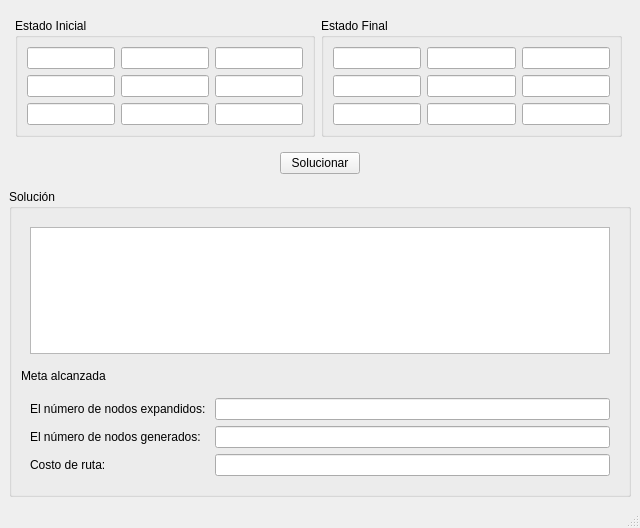
Above: code/View/app.ui from JoseVale99/8-puzzle-A-algorithm before the change. Below: the same form after it.
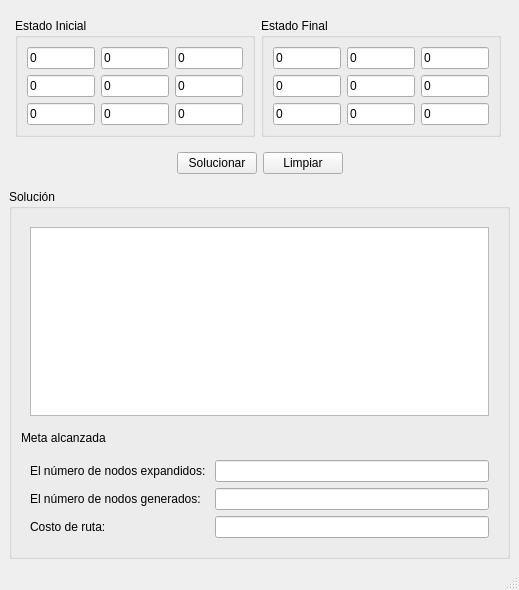
That is the form after the change.

Commit message: ✅ Adding: view app

```diff
--- a/code/View/app.ui
+++ b/code/View/app.ui
@@ -6,8 +6,8 @@
    <rect>
     <x>0</x>
     <y>0</y>
-    <width>640</width>
-    <height>528</height>
+    <width>519</width>
+    <height>590</height>
    </rect>
   </property>
   <property name="windowTitle">
@@ -61,31 +61,67 @@
             </property>
             <layout class="QGridLayout" name="gridLayout">
              <item row="2" column="1">
-              <widget class="QLineEdit" name="txt_8"/>
+              <widget class="QLineEdit" name="txt_8">
+               <property name="text">
+                <string>0</string>
+               </property>
+              </widget>
              </item>
              <item row="1" column="2">
-              <widget class="QLineEdit" name="txt_6"/>
+              <widget class="QLineEdit" name="txt_6">
+               <property name="text">
+                <string>0</string>
+               </property>
+              </widget>
              </item>
              <item row="1" column="0">
-              <widget class="QLineEdit" name="txt_4"/>
+              <widget class="QLineEdit" name="txt_4">
+               <property name="text">
+                <string>0</string>
+               </property>
+              </widget>
              </item>
              <item row="1" column="1">
-              <widget class="QLineEdit" name="txt_5"/>
+              <widget class="QLineEdit" name="txt_5">
+               <property name="text">
+                <string>0</string>
+               </property>
+              </widget>
              </item>
              <item row="2" column="2">
-              <widget class="QLineEdit" name="txt_9"/>
+              <widget class="QLineEdit" name="txt_9">
+               <property name="text">
+                <string>0</string>
+               </property>
+              </widget>
              </item>
              <item row="2" column="0">
-              <widget class="QLineEdit" name="txt_7"/>
+              <widget class="QLineEdit" name="txt_7">
+               <property name="text">
+                <string>0</string>
+               </property>
+              </widget>
              </item>
              <item row="0" column="1">
-              <widget class="QLineEdit" name="txt_2"/>
+              <widget class="QLineEdit" name="txt_2">
+               <property name="text">
+                <string>0</string>
+               </property>
+              </widget>
              </item>
              <item row="0" column="2">
-              <widget class="QLineEdit" name="txt_3"/>
+              <widget class="QLineEdit" name="txt_3">
+               <property name="text">
+                <string>0</string>
+               </property>
+              </widget>
              </item>
              <item row="0" column="0">
-              <widget class="QLineEdit" name="txt_1"/>
+              <widget class="QLineEdit" name="txt_1">
+               <property name="text">
+                <string>0</string>
+               </property>
+              </widget>
              </item>
             </layout>
            </widget>
@@ -97,31 +133,67 @@
             </property>
             <layout class="QGridLayout" name="gridLayout_2">
              <item row="0" column="1">
-              <widget class="QLineEdit" name="final_2"/>
+              <widget class="QLineEdit" name="final_2">
+               <property name="text">
+                <string>0</string>
+               </property>
+              </widget>
              </item>
              <item row="1" column="2">
-              <widget class="QLineEdit" name="final_6"/>
+              <widget class="QLineEdit" name="final_6">
+               <property name="text">
+                <string>0</string>
+               </property>
+              </widget>
              </item>
              <item row="0" column="2">
-              <widget class="QLineEdit" name="final_3"/>
+              <widget class="QLineEdit" name="final_3">
+               <property name="text">
+                <string>0</string>
+               </property>
+              </widget>
              </item>
              <item row="0" column="0">
-              <widget class="QLineEdit" name="final_1"/>
+              <widget class="QLineEdit" name="final_1">
+               <property name="text">
+                <string>0</string>
+               </property>
+              </widget>
              </item>
              <item row="1" column="1">
-              <widget class="QLineEdit" name="final_5"/>
+              <widget class="QLineEdit" name="final_5">
+               <property name="text">
+                <string>0</string>
+               </property>
+              </widget>
              </item>
              <item row="1" column="0">
-              <widget class="QLineEdit" name="final_4"/>
+              <widget class="QLineEdit" name="final_4">
+               <property name="text">
+                <string>0</string>
+               </property>
+              </widget>
              </item>
              <item row="2" column="0">
-              <widget class="QLineEdit" name="final_7"/>
+              <widget class="QLineEdit" name="final_7">
+               <property name="text">
+                <string>0</string>
+               </property>
+              </widget>
              </item>
              <item row="2" column="1">
-              <widget class="QLineEdit" name="final_8"/>
+              <widget class="QLineEdit" name="final_8">
+               <property name="text">
+                <string>0</string>
+               </property>
+              </widget>
              </item>
              <item row="2" column="2">
-              <widget class="QLineEdit" name="final_9"/>
+              <widget class="QLineEdit" name="final_9">
+               <property name="text">
+                <string>0</string>
+               </property>
+              </widget>
              </item>
             </layout>
            </widget>
@@ -161,6 +233,13 @@
          </property>
         </widget>
        </item>
+       <item>
+        <widget class="QPushButton" name="btn_clear">
+         <property name="text">
+          <string>Limpiar</string>
+         </property>
+        </widget>
+       </item>
        <item>
         <spacer name="horizontalSpacer_2">
          <property name="orientation">
```
The commit also changes 1 other file.
